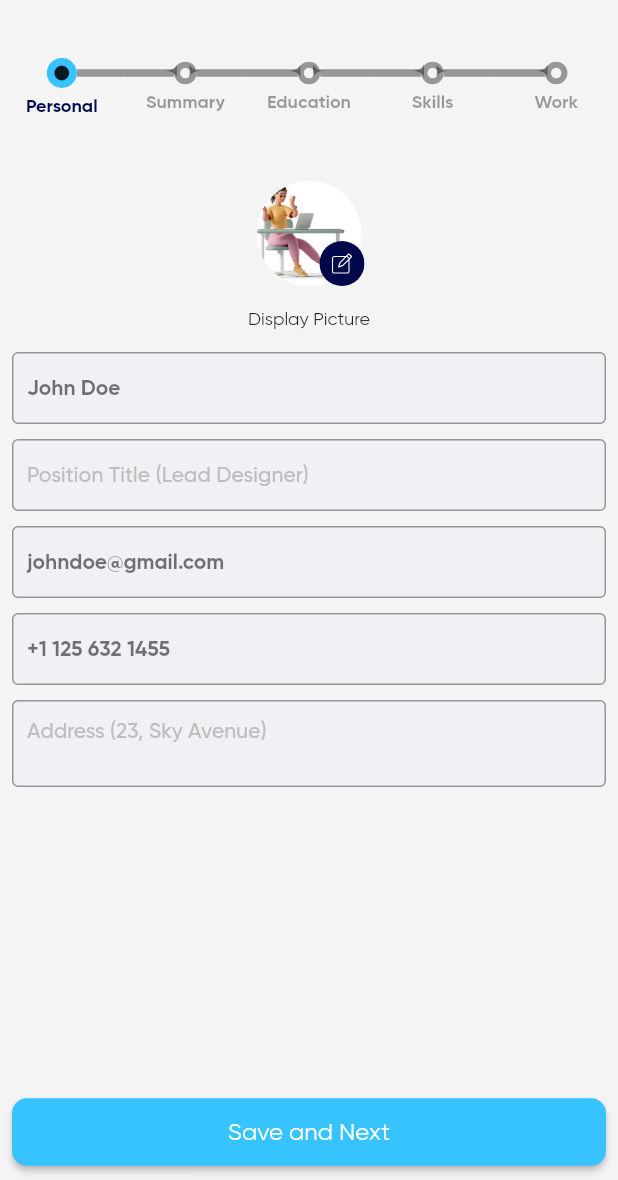
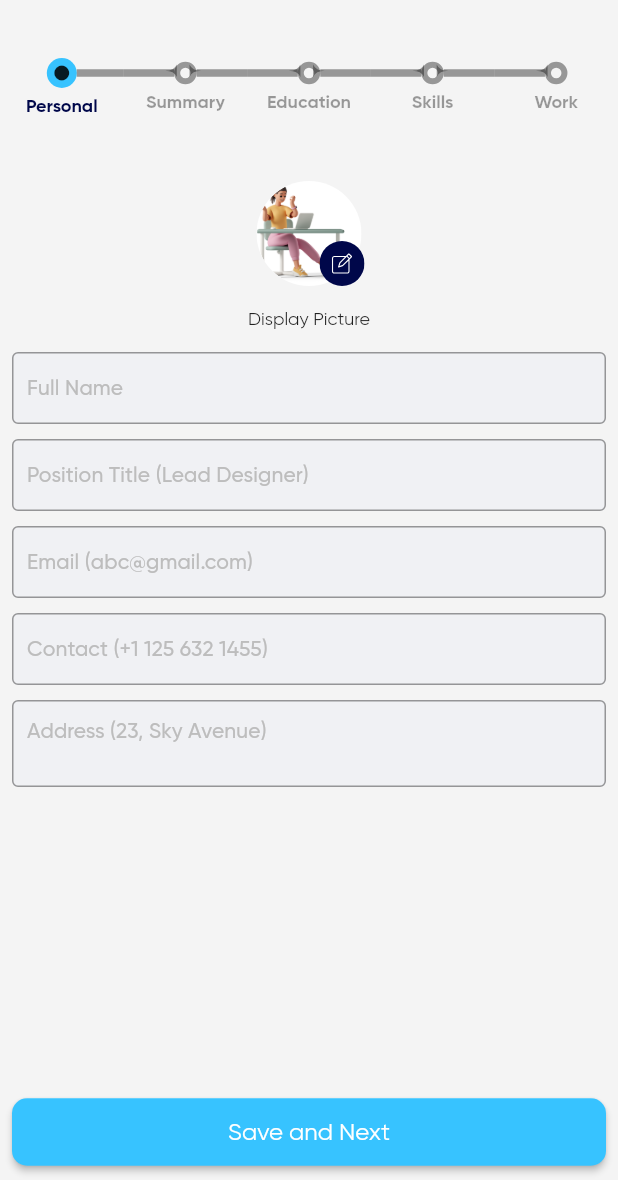
Before and after one commit to Kaival-Patel/ceevy_builder, a Flutter app: the ProfileForm screen opened by its route, on a phone screen of 412 x 824 dp, the part 56-1236 px from its top. Run offline on Flutter 3.47's test engine with Material 2 defaults, Android fonts, the phone set to English and light mode, and no system bars; drawn by our look-alikes of timelines; our stand-ins replace animate_do, flutter_svg, get, get_storage, google_fonts, image_picker and 6 more; accounts and stored records are empty.

Commit message:
Resume Aztec ready (font need to be adjust)

```diff
--- a/lib/models/profile/personal_details_model.dart
+++ b/lib/models/profile/personal_details_model.dart
@@ -12,10 +12,10 @@ String personalDetailsToJson(PersonalDetails data) =>
 
 class PersonalDetails {
   const PersonalDetails({
-    this.name = 'John Doe',
+    this.name = '',
     this.picture = '',
-    this.contact = '+1 125 632 1455',
-    this.email = 'johndoe@gmail.com',
+    this.contact = '',
+    this.email = '',
     this.address = '',
     this.positionTitle = '',
   });
--- a/lib/models/profile/resume_profile_model.dart
+++ b/lib/models/profile/resume_profile_model.dart
@@ -106,4 +106,60 @@ class ResumeProfile {
         "last_updated_at":
             lastUpdatedAt == null ? null : lastUpdatedAt!.toIso8601String(),
       };
+
+  ResumeProfile get defaultProfile => ResumeProfile(
+      personalDetails: PersonalDetails(
+          address: '23, Sky Avenue, New York, USA',
+          contact: '+1 123-456-7890',
+          email: 'johndoe@gmail.com',
+          name: 'John Doe',
+          positionTitle: 'Lead Designer'),
+      id: "12",
+      label: 'Default Profile',
+      lastUpdatedAt: DateTime.now(),
+      pictureAsset: AppAssets.profile_1,
+      education: [
+        EducationDetails(
+          place: 'University of Minesotta',
+          sortedPos: 1,
+          time: '2017-2021',
+          title: 'Diploma in Designing',
+        ),
+        EducationDetails(
+          place: 'University of Minesotta',
+          sortedPos: 2,
+          time: '2021-Present',
+          title: 'Bachelor in Designing',
+        ),
+      ],
+      skillDetails: [
+        SkillDetails(id: '1', title: 'Figma'),
+        SkillDetails(id: '3', title: 'HTML'),
+        SkillDetails(id: '2', title: 'CSS')
+      ],
+      sumamryDetails: SummaryDetails(
+          introduction:
+              "Successful history developing Independent Design machine to improve business operational planning and implementation. Knowledgeable about business best practices, regulatory standards and optimal design controls"),
+      workDetails: [
+        WorkHistoryDetails(
+            place: 'Alpha Design Studio',
+            sortedPos: 1,
+            time: 'Jan 2019 - Present',
+            title: 'Design Intern',
+            experience: [
+              "Responsible for redesigning existing system flow",
+              "Worked on several government projects between short deadlines",
+              "Catering clients and helping them with selecting best suitable designs",
+            ]),
+        WorkHistoryDetails(
+            place: 'Beta Design Studio',
+            sortedPos: 2,
+            time: 'Dec 2018 - Dec 2019',
+            title: 'Junior UI/UX',
+            experience: [
+              "Responsible for redesigning existing system flow",
+              "Worked on several government projects between short deadlines",
+              "Catering clients and helping them with selecting best suitable designs",
+            ])
+      ]);
 }
--- a/lib/models/resume/base_resume_class.dart
+++ b/lib/models/resume/base_resume_class.dart
@@ -6,5 +6,5 @@ abstract class Resume {
   String get resumeTitle;
   Widget bodyWidget(ResumeProfile profile);
   String get displayAsset;
-  pdf.Page pdfDocument(ResumeProfile profile);
+  pdf.Page pdfDocument(ResumeProfile profile, {pdf.TtfFont? font});
 }
--- a/lib/modules/create-profile/education_details_form.dart
+++ b/lib/modules/create-profile/education_details_form.dart
@@ -22,7 +22,10 @@ class _EducationDetailsFormState extends State<EducationDetailsForm> {
   void initState() {
     // TODO: implement initState
     educationDetails = c.resumeProfile.education;
-    educationDetails.sort((a, b) => a.sortedPos.compareTo(b.sortedPos));
+    if (educationDetails.isNotEmpty) {
+      educationDetails.sort((a, b) => a.sortedPos.compareTo(b.sortedPos));
+    }
+
     super.initState();
   }
 
--- a/lib/modules/create-profile/work_history_form.dart
+++ b/lib/modules/create-profile/work_history_form.dart
@@ -23,7 +23,10 @@ class _WorkHistoryFormState extends State<WorkHistoryForm> {
   void initState() {
     // TODO: implement initState
     workDetails = c.resumeProfile.workDetails;
-    workDetails.sort((a, b) => a.sortedPos.compareTo(b.sortedPos));
+    if (workDetails.isNotEmpty) {
+      workDetails.sort((a, b) => a.sortedPos.compareTo(b.sortedPos));
+    }
+
     super.initState();
   }
 
--- a/lib/modules/resume/resume_builder.dart
+++ b/lib/modules/resume/resume_builder.dart
@@ -4,6 +4,7 @@ import 'package:logger/logger.dart';
 import 'package:open_file/open_file.dart';
 import 'package:path_provider/path_provider.dart';
 import 'package:permission_handler/permission_handler.dart';
+import 'package:printing/printing.dart';
 import 'package:resume_builder/models/profile/resume_profile_model.dart';
 import 'package:resume_builder/models/resume/base_resume_class.dart';
 import 'package:resume_builder/models/resume/resume_model.dart';
@@ -95,8 +96,9 @@ class ResumeBuilder extends m.StatelessWidget {
   }
 
   _saveResume() async {
+    final ttf = await fontFromAssetBundle('assets/fonts/Gilroy-Regular.ttf');
     final pdf = Document(title: '${resumeModel.resumeTitle}');
-    pdf.addPage(resumeModel.pdfDocument(c.selectedProfile()));
+    pdf.addPage(resumeModel.pdfDocument(c.selectedProfile(), font: ttf));
     final file = File("/storage/emulated/0/example.pdf");
     await file.writeAsBytes(await pdf.save());
     snackWithButton(
--- a/lib/modules/resume/resume_builder_controller.dart
+++ b/lib/modules/resume/resume_builder_controller.dart
@@ -1,6 +1,7 @@
 import 'package:get/get.dart';
 import 'package:resume_builder/models/profile/resume_profile_model.dart';
 import 'package:resume_builder/modules/profile/resume_profile_controller.dart';
+import 'package:resume_builder/modules/resume/create_profile_suggestion_dialog.dart';
 
 class ResumeBuilderController extends GetxController {
   var c = Get.put(ResumeProfilesController());
@@ -13,8 +14,11 @@ class ResumeBuilderController extends GetxController {
   }
 
   checkForCurrentProfile() async {
-    if (c.resumeProfileMap.isNotEmpty) {
+    if (c.resumeProfileMap.values.isNotEmpty) {
       selectedProfile(c.resumeProfileMap.values.first);
+    } else {
+      await 0.5.delay();
+      Get.bottomSheet(CreateProfileSuggestion(), isScrollControlled: true);
     }
   }
 }
--- a/lib/modules/resume/resume_list.dart
+++ b/lib/modules/resume/resume_list.dart
@@ -47,7 +47,7 @@ class ResumeCard extends StatelessWidget {
   Widget build(BuildContext context) {
     return InkWell(
       onTap: () {
-        Get.to(ResumeBuilder(resumeModel: resume));
+        Get.to(() => ResumeBuilder(resumeModel: resume));
       },
       borderRadius: BorderRadius.circular(10),
       child: Container(
--- a/lib/styles/app-assets.dart
+++ b/lib/styles/app-assets.dart
@@ -18,6 +18,7 @@ class AppAssets {
   static const String profile_4 = '$baseImage/profile_4.png';
   static const String profile_5 = '$baseImage/profile_5.png';
   static const String profile_6 = '$baseImage/profile_6.png';
+  static const String profiles = '$baseImage/profiles.png';
 
   //****ICONS****/
   static const String baseIcons = 'assets/icons';
```
Also changed, not shown: lib/modules/resume/create_profile_suggestion_dialog.dart (added, +89 -0 lines), lib/modules/resume/simple/aztec/aztec.dart (+10 -6 lines), lib/modules/resume/simple/aztec/aztec_pdf.dart (+31 -13 lines), lib/utils/classes/resume_aztec_class.dart (+7 -3 lines), assets/images/profiles.png (added).
